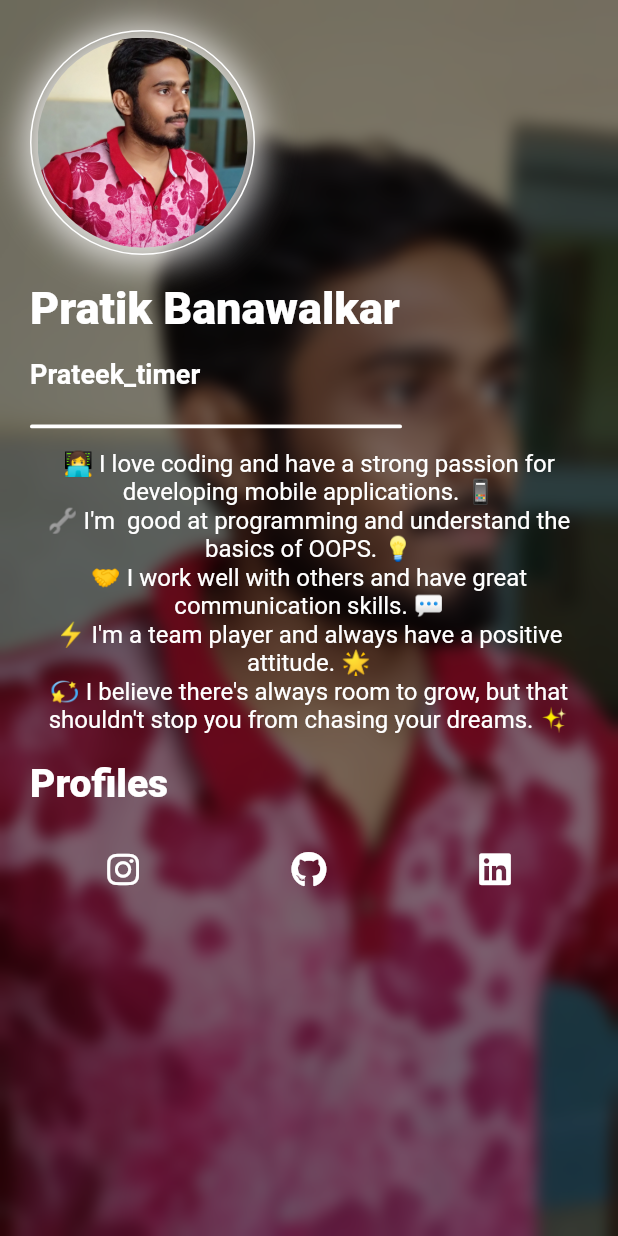
After one commit to pratiktimer/flutterwallpaper, a Flutter app: the UserDeveloper screen opened directly, on a phone screen of 412 x 824 dp. The commit adds this screen. Run offline on Flutter 3.47's test engine with Material 2 defaults, Android fonts, the phone set to English and light mode, and no system bars; our stand-ins replace cloud_firestore, connectivity_plus, equatable, firebase_core, floor, flutter_riverpod and 5 more; missing offline and left inert: flutter_device_type, launch_review, wallpaper; accounts and stored records are empty; generated files the repository leaves out were written again; network calls fail; Roboto replaces fonts that are missing (google).

Commit message:
develeoper page implemented

```diff
--- /dev/null
+++ b/lib/domain/repository/developer_repository.dart
@@ -0,0 +1,6 @@
+import 'package:flutterwallpaper/core/resources/data_state.dart';
+import 'package:flutterwallpaper/data/models/developer_dto.dart';
+
+abstract class DeveloperRepository {
+  Future<DataState<DeveloperDTO>> FetchDeveloper();
+}
--- /dev/null
+++ b/lib/presentation/developer/developer_page.dart
@@ -0,0 +1,49 @@
+import 'package:flutter/material.dart';
+import 'package:flutter_spinkit/flutter_spinkit.dart';
+import 'package:flutterwallpaper/presentation/developer/offline_dev.dart';
+import 'package:flutterwallpaper/presentation/developer/online_dev.dart';
+import 'package:flutterwallpaper/presentation/providers/developer_controller.dart';
+import 'package:hooks_riverpod/hooks_riverpod.dart';
+
+class UserDeveloper extends StatefulHookConsumerWidget {
+  const UserDeveloper();
+
+  @override
+  UserDeveloperState createState() {
+    return UserDeveloperState();
+  }
+}
+
+class UserDeveloperState extends ConsumerState<UserDeveloper> {
+  @override
+  void initState() {
+    super.initState();
+  }
+
+  @override
+  void dispose() {
+    super.dispose();
+  }
+
+  @override
+  Widget build(BuildContext context) {
+    final developerState = ref.watch(developerProvider);
+
+    return Scaffold(
+      body: developerState.when(
+          data: (developer) => developer.data == null
+              ? OfflineDev()
+              : OnlineDev(developer.data!),
+          error: (_, __) => OfflineDev(),
+          loading: () => Center(
+                  child: SpinKitThreeBounce(
+                size: 24.0,
+                itemBuilder: (_, index) {
+                  return const DecoratedBox(
+                    decoration: BoxDecoration(shape: BoxShape.circle),
+                  );
+                },
+              ))),
+    );
+  }
+}
--- /dev/null
+++ b/lib/presentation/developer/offline_dev.dart
@@ -0,0 +1,187 @@
+import 'package:flutter/material.dart';
+import 'dart:ui' as ui;
+
+import 'package:font_awesome_flutter/font_awesome_flutter.dart';
+import 'package:url_launcher/url_launcher.dart';
+
+_launchInstagram() async {
+  var url = "https://www.instagram.com/prateek_timer/";
+  var uri = Uri.parse(url);
+  await launchUrl(uri);
+}
+
+_launchlinkedIn() async {
+  var url = "https://www.linkedin.com/in/pratik-banawalkar-1b6aa4167/";
+  var uri = Uri.parse(url);
+  await launchUrl(uri);
+}
+
+_launchGit() async {
+  var url = "https://github.com/pratiktimer";
+  var uri = Uri.parse(url);
+  await launchUrl(uri);
+}
+
+class OfflineDev extends StatelessWidget {
+  const OfflineDev({super.key});
+
+  @override
+  Widget build(BuildContext context) {
+    return Scaffold(
+      body: Stack(
+        fit: StackFit.expand,
+        children: <Widget>[
+          Image.asset(
+            'images/user.jpg',
+            fit: BoxFit.cover,
+            alignment: Alignment.center,
+          ),
+          BackdropFilter(
+            filter: ui.ImageFilter.blur(sigmaX: 5.0, sigmaY: 5.0),
+            child: Container(
+              color: Colors.black.withOpacity(0.5),
+            ),
+          ),
+          SingleChildScrollView(
+              physics: const BouncingScrollPhysics(),
+              child: Container(
+                margin: const EdgeInsets.all(20.0),
+                child: Column(
+                  crossAxisAlignment: CrossAxisAlignment.start,
+                  children: <Widget>[
+                    SafeArea(
+                      child: SizedBox(
+                        width: MediaQuery.of(context).size.width - 40.0,
+                        child: Row(
+                          mainAxisAlignment: MainAxisAlignment.start,
+                          children: <Widget>[
+                            Container(
+                              height: 150.0,
+                              width: 150.0,
+                              decoration: BoxDecoration(
+                                  color: Colors.transparent,
+                                  shape: BoxShape.circle,
+                                  border: Border.all(color: Colors.white),
+                                  boxShadow: [
+                                    BoxShadow(
+                                        color: Colors.white.withOpacity(0.8),
+                                        blurRadius: 20.0,
+                                        spreadRadius: 4.0,
+                                        offset: const Offset(0.0, 2.0))
+                                  ]),
+                              child: Container(
+                                margin: const EdgeInsets.all(4.0),
+                                decoration: const BoxDecoration(
+                                    shape: BoxShape.circle,
+                                    image: DecorationImage(
+                                      image: AssetImage("images/user.jpg"),
+                                      fit: BoxFit.cover,
+                                      alignment: Alignment.center,
+                                    )),
+                              ),
+                            ),
+                            const SizedBox(
+                              width: 14.0,
+                            ),
+                          ],
+                        ),
+                      ),
+                    ),
+                    const SizedBox(
+                      height: 18.0,
+                    ),
+                    const Text(
+                      "Pratik Banawalkar",
+                      style: TextStyle(
+                          color: Colors.white,
+                          fontFamily: 'google',
+                          fontWeight: FontWeight.w800,
+                          fontSize: 30.0),
+                    ),
+                    const SizedBox(
+                      height: 6.0,
+                    ),
+
+                    const SizedBox(
+                      height: 10.0,
+                    ),
+                    const Text(
+                      "Prateek_timer",
+                      style: TextStyle(
+                          color: Colors.white,
+                          fontFamily: 'google',
+                          fontSize: 18.0,
+                          fontWeight: FontWeight.w700),
+                    ),
+
+                    const SizedBox(
+                      height: 20.0,
+                    ),
+                    Container(
+                      margin: const EdgeInsets.only(top: 3.0, bottom: 14.0),
+                      width: (MediaQuery.of(context).size.width - 40) / 1.5,
+                      height: 2.5,
+                      decoration: BoxDecoration(
+                          color: Colors.white,
+                          borderRadius: BorderRadius.circular(14.0)),
+                    ),
+
+                    //  SizedBox(height: 18.0,),
+                    const Text(
+                      "👩‍💻 I love coding and have a strong passion for developing mobile applications. 📱\n🔧 I'm  good at programming and understand the basics of OOPS. 💡\n🤝 I work well with others and have great communication skills. 💬\n⚡️ I'm a team player and always have a positive attitude. 🌟\n💫 I believe there's always room to grow, but that shouldn't stop you from chasing your dreams. ✨",
+                      style: TextStyle(
+                        color: Colors.white,
+                        fontFamily: 'google',
+                        fontSize: 16.0,
+                      ),
+                      textAlign: TextAlign.center,
+                    ),
+
+                    const SizedBox(
+                      height: 18.0,
+                    ),
+                    const Text(
+                      "Profiles",
+                      style: TextStyle(
+                          color: Colors.white,
+                          fontFamily: 'google',
+                          fontWeight: FontWeight.w800,
+                          fontSize: 26.0),
+                    ),
+                    const SizedBox(
+                      height: 18.0,
+                    ),
+                    const Row(
+                      mainAxisAlignment: MainAxisAlignment.spaceAround,
+                      children: <Widget>[
+                        IconButton(
+                          icon: Icon(
+                            FontAwesomeIcons.instagram,
+                            color: Colors.white,
+                          ),
+                          onPressed: _launchInstagram,
+                        ),
+                        IconButton(
+                          icon: Icon(
+                            FontAwesomeIcons.github,
+                            color: Colors.white,
+                          ),
+                          onPressed: _launchGit,
+                        ),
+                        IconButton(
+                          icon: Icon(
+                            FontAwesomeIcons.linkedin,
+                            color: Colors.white,
+                          ),
+                          onPressed: _launchlinkedIn,
+                        ),
+                      ],
+                    )
+                  ],
+                ),
+              ))
+        ],
+      ),
+    );
+  }
+}
--- /dev/null
+++ b/lib/presentation/providers/developer_controller.dart
@@ -0,0 +1,10 @@
+import 'package:flutter_riverpod/flutter_riverpod.dart';
+import 'package:flutterwallpaper/core/resources/data_state.dart';
+import 'package:flutterwallpaper/data/repository/developer_repository_impl.dart';
+import 'package:flutterwallpaper/domain/entities/developer.dart';
+
+final developerProvider =
+    FutureProvider<DataState<DeveloperEntity>>((ref) async {
+  final developerRepository = ref.watch(developerRepositoryProvider);
+  return developerRepository.FetchDeveloper();
+});
--- a/pubspec.yaml
+++ b/pubspec.yaml
@@ -51,6 +51,10 @@ dependencies:
   wallpaper: ^1.1.1
   flutter_device_type: ^0.4.0
   connectivity_plus: ^4.0.2
+  url_launcher: ^6.1.12
+  font_awesome_flutter: ^10.5.0
+  launch_review: ^3.0.1
+  share_plus: ^7.1.0
 
   # The following adds the Cupertino Icons font to your application.
   # Use with the CupertinoIcons class for iOS style icons.
@@ -81,6 +85,7 @@ flutter:
   assets:
 
      - images/placeholder.png
+     - images/user.jpg
   #   - images/a_dot_ham.jpeg
 
   # An image asset can refer to one or more resolution-specific "variants", see
```
Also changed, not shown: lib/data/models/developer_dto.dart (added, +31 -0 lines), lib/data/repository/developer_repository_impl.dart (added, +25 -0 lines), lib/domain/entities/developer.dart (added, +30 -0 lines), lib/main.dart (+55 -11 lines), lib/presentation/developer/online_dev.dart (added, +189 -0 lines), lib/presentation/home/wallpaper_detail.dart (+65 -45 lines), images/user.jpg (added), pubspec.lock, 5 other files.
